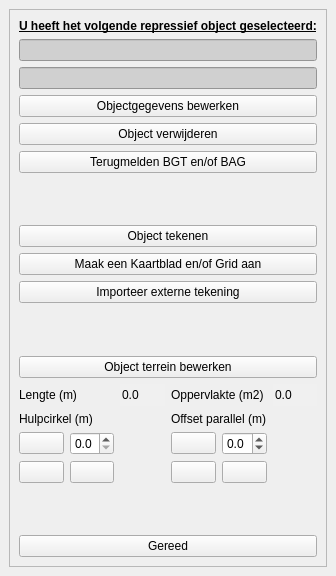
The window that plugin/oiv/repressief_object/oiv_repressief_object_widget.ui (OIV-NL-QGIS/QGIS_project) describes before a commit, drawn with Qt 5.
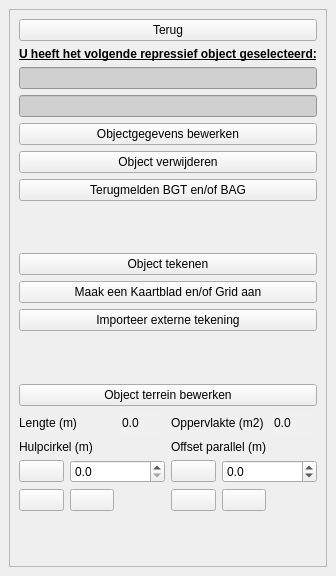
The same window after the commit. Icons and pictures are not drawn.

Commit message:
added scroll-areas to all forms and terug button on top op each form
first update v3.3.8
closes #171 closes #129

What changed in the file:
```diff
--- a/plugin/oiv/repressief_object/oiv_repressief_object_widget.ui
+++ b/plugin/oiv/repressief_object/oiv_repressief_object_widget.ui
@@ -41,6 +41,25 @@
        <layout class="QVBoxLayout" name="verticalLayout">
         <item>
          <layout class="QVBoxLayout" name="verticalLayout_2">
+          <item>
+           <widget class="QPushButton" name="terug">
+            <property name="sizePolicy">
+             <sizepolicy hsizetype="Minimum" vsizetype="Fixed">
+              <horstretch>0</horstretch>
+              <verstretch>0</verstretch>
+             </sizepolicy>
+            </property>
+            <property name="text">
+             <string>Terug</string>
+            </property>
+            <property name="iconSize">
+             <size>
+              <width>28</width>
+              <height>28</height>
+             </size>
+            </property>
+           </widget>
+          </item>
           <item>
            <widget class="QLabel" name="label_6">
             <property name="sizePolicy">
@@ -174,25 +193,6 @@
               </property>
              </widget>
             </item>
-            <item row="2" column="4">
-             <widget class="QDoubleSpinBox" name="offset">
-              <property name="sizePolicy">
-               <sizepolicy hsizetype="Ignored" vsizetype="Fixed">
-                <horstretch>0</horstretch>
-                <verstretch>0</verstretch>
-               </sizepolicy>
-              </property>
-              <property name="decimals">
-               <number>1</number>
-              </property>
-              <property name="minimum">
-               <double>-1000.000000000000000</double>
-              </property>
-              <property name="maximum">
-               <double>1000.000000000000000</double>
-              </property>
-             </widget>
-            </item>
             <item row="2" column="0">
              <widget class="QPushButton" name="straal_button">
               <property name="text">
@@ -363,22 +363,6 @@
               </property>
              </widget>
             </item>
-            <item row="2" column="1">
-             <widget class="QDoubleSpinBox" name="straal">
-              <property name="sizePolicy">
-               <sizepolicy hsizetype="Ignored" vsizetype="Fixed">
-                <horstretch>0</horstretch>
-                <verstretch>0</verstretch>
-               </sizepolicy>
-              </property>
-              <property name="decimals">
-               <number>1</number>
-              </property>
-              <property name="maximum">
-               <double>1000.000000000000000</double>
-              </property>
-             </widget>
-            </item>
             <item row="3" column="4">
              <widget class="QPushButton" name="pan">
               <property name="toolTip">
@@ -425,7 +409,42 @@
               </property>
              </widget>
             </item>
-            <item row="1" column="3" colspan="2">
+            <item row="2" column="1" colspan="2">
+             <widget class="QDoubleSpinBox" name="straal">
+              <property name="sizePolicy">
+               <sizepolicy hsizetype="Ignored" vsizetype="Fixed">
+                <horstretch>0</horstretch>
+                <verstretch>0</verstretch>
+               </sizepolicy>
+              </property>
+              <property name="decimals">
+               <number>1</number>
+              </property>
+              <property name="maximum">
+               <double>1000.000000000000000</double>
+              </property>
+             </widget>
+            </item>
+            <item row="2" column="4" colspan="2">
+             <widget class="QDoubleSpinBox" name="offset">
+              <property name="sizePolicy">
+               <sizepolicy hsizetype="Ignored" vsizetype="Fixed">
+                <horstretch>0</horstretch>
+                <verstretch>0</verstretch>
+               </sizepolicy>
+              </property>
+              <property name="decimals">
+               <number>1</number>
+              </property>
+              <property name="minimum">
+               <double>-1000.000000000000000</double>
+              </property>
+              <property name="maximum">
+               <double>1000.000000000000000</double>
+              </property>
+             </widget>
+            </item>
+            <item row="1" column="3" colspan="3">
              <widget class="QLabel" name="offset_label">
               <property name="text">
                <string>Offset parallel (m)</string>
@@ -447,25 +466,6 @@
             </property>
            </spacer>
           </item>
-          <item>
-           <widget class="QPushButton" name="terug">
-            <property name="sizePolicy">
-             <sizepolicy hsizetype="Minimum" vsizetype="Fixed">
-              <horstretch>0</horstretch>
-              <verstretch>0</verstretch>
-             </sizepolicy>
-            </property>
-            <property name="text">
-             <string>Gereed</string>
-            </property>
-            <property name="iconSize">
-             <size>
-              <width>28</width>
-              <height>28</height>
-             </size>
-            </property>
-           </widget>
-          </item>
          </layout>
         </item>
        </layout>
```
The commit also changes 12 other files.
